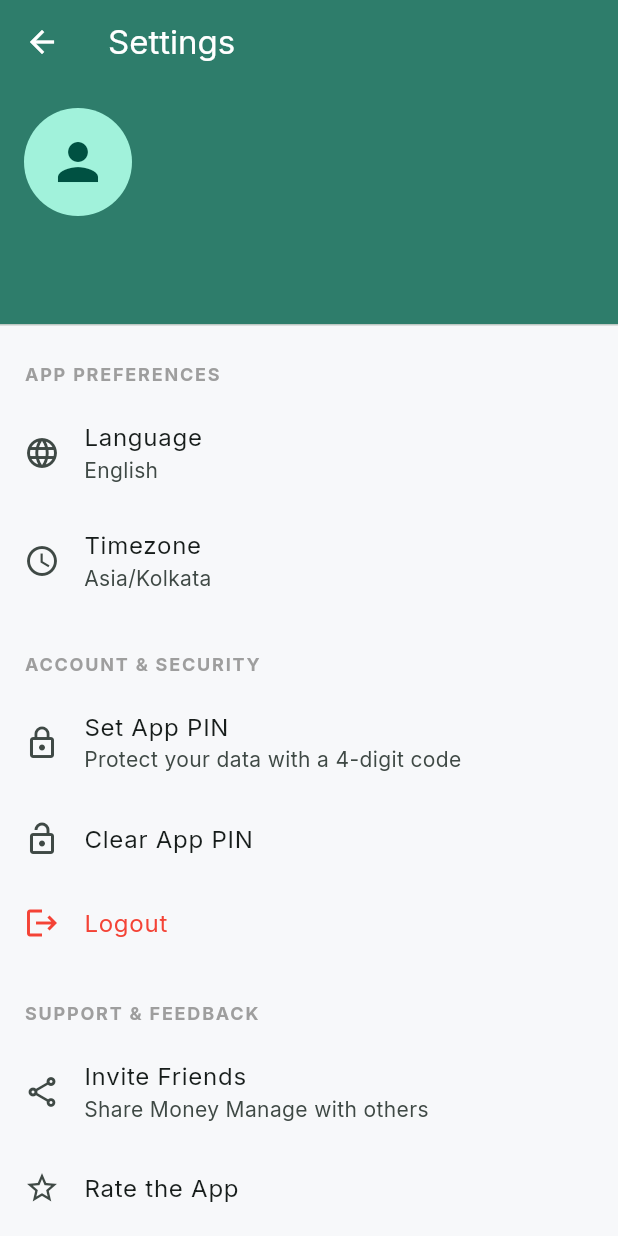
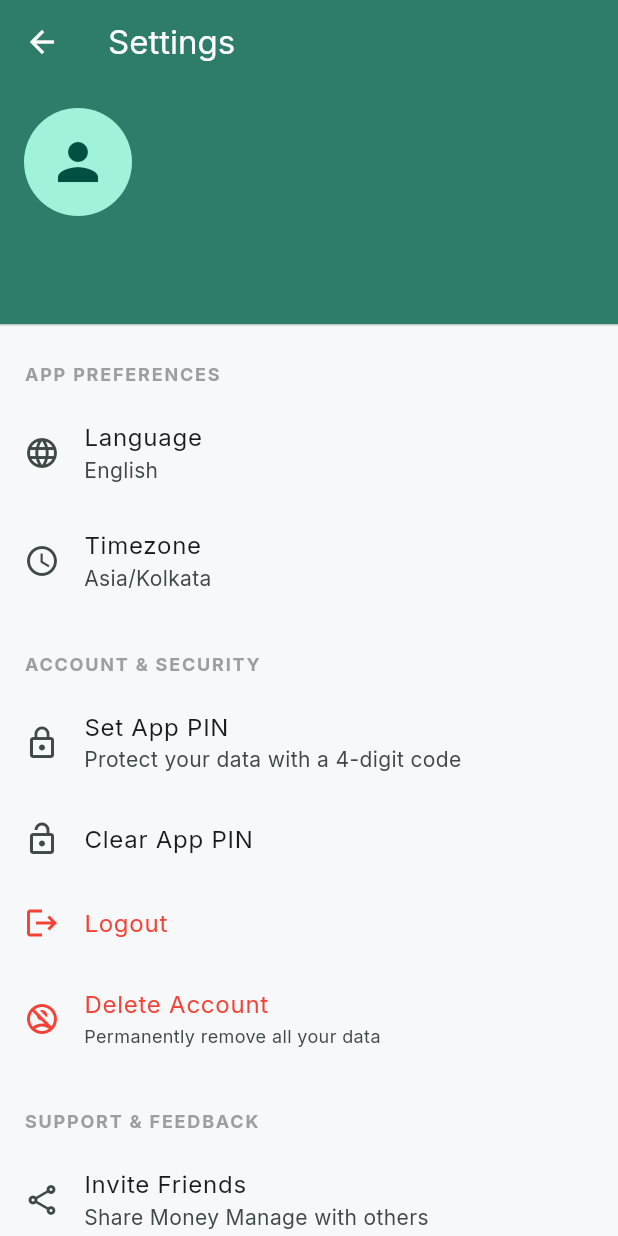
Before and after one commit to mk-ooo1/apphub-files, a Flutter app: the screen it shows once a user with an empty profile is signed in, after a tap on the "settings" icon, on a phone screen of 412 x 824 dp. Run offline on Flutter 3.47's test engine with Material 3 defaults, Android fonts, the light colour scheme and no system bars; our stand-ins replace cloud_firestore, firebase_auth, firebase_core, fl_chart, flutter_local_notifications, google_fonts and 7 more; accounts and stored records are empty.

Commit message:
delete account and some improve in search

```diff
--- a/lib/l10n/app_en.arb
+++ b/lib/l10n/app_en.arb
@@ -87,6 +87,7 @@
   "bankBalance": "Bank Balance",
   "liveBankBalance": "Live Bank Balance",
   "allTransactions": "All Transactions",
+  "all": "All",
   "updateBaseBalance": "Update Base Balance",
   "initialBankAmount": "Initial Bank Amount",
   "enterAmount": "Enter amount",
@@ -106,5 +107,9 @@
   "deleteTransaction": "Delete transaction?",
   "deleteTransactionWarning": "Are you sure you want to delete this transaction? This cannot be undone.",
   "clearPin": "Clear App PIN?",
-  "clearPinWarning": "Are you sure you want to remove the App PIN security?"
+  "clearPinWarning": "Are you sure you want to remove the App PIN security?",
+  "deleteAccount": "Delete Account",
+  "deleteAccountWarning": "This will permanently delete your account and all your data including contacts and transactions. This action cannot be undone.",
+  "recentLoginRequired": "For security, please logout and log back in before deleting your account.",
+  "accountDeleted": "Account and data deleted successfully."
 }
--- a/lib/l10n/app_localizations.dart
+++ b/lib/l10n/app_localizations.dart
@@ -580,6 +580,12 @@ abstract class AppLocalizations {
   /// **'All Transactions'**
   String get allTransactions;
 
+  /// No description provided for @all.
+  ///
+  /// In en, this message translates to:
+  /// **'All'**
+  String get all;
+
   /// No description provided for @updateBaseBalance.
   ///
   /// In en, this message translates to:
@@ -657,6 +663,30 @@ abstract class AppLocalizations {
   /// In en, this message translates to:
   /// **'Are you sure you want to remove the App PIN security?'**
   String get clearPinWarning;
+
+  /// No description provided for @deleteAccount.
+  ///
+  /// In en, this message translates to:
+  /// **'Delete Account'**
+  String get deleteAccount;
+
+  /// No description provided for @deleteAccountWarning.
+  ///
+  /// In en, this message translates to:
+  /// **'This will permanently delete your account and all your data including contacts and transactions. This action cannot be undone.'**
+  String get deleteAccountWarning;
+
+  /// No description provided for @recentLoginRequired.
+  ///
+  /// In en, this message translates to:
+  /// **'For security, please logout and log back in before deleting your account.'**
+  String get recentLoginRequired;
+
+  /// No description provided for @accountDeleted.
+  ///
+  /// In en, this message translates to:
+  /// **'Account and data deleted successfully.'**
+  String get accountDeleted;
 }
 
 class _AppLocalizationsDelegate
--- a/lib/l10n/app_localizations_en.dart
+++ b/lib/l10n/app_localizations_en.dart
@@ -252,6 +252,9 @@ class AppLocalizationsEn extends AppLocalizations {
   String get allTransactions => 'All Transactions';
 
   @override
+  String get all => 'All';
+
+  @override
   String get updateBaseBalance => 'Update Base Balance';
 
   @override
@@ -293,4 +296,18 @@ class AppLocalizationsEn extends AppLocalizations {
   @override
   String get clearPinWarning =>
       'Are you sure you want to remove the App PIN security?';
+
+  @override
+  String get deleteAccount => 'Delete Account';
+
+  @override
+  String get deleteAccountWarning =>
+      'This will permanently delete your account and all your data including contacts and transactions. This action cannot be undone.';
+
+  @override
+  String get recentLoginRequired =>
+      'For security, please logout and log back in before deleting your account.';
+
+  @override
+  String get accountDeleted => 'Account and data deleted successfully.';
 }
--- a/lib/screens/legal_screen.dart
+++ b/lib/screens/legal_screen.dart
@@ -47,7 +47,8 @@ Your data is stored securely in Firebase (Google Cloud). We use industry-standar
 We use Google Sign-In and Firebase for authentication and data storage. These services have their own privacy policies.
 
 6. Your Rights
-You can delete your data by deleting transactions or contacts within the app. If you wish to delete your entire account, please contact us.
+- Data Access: You can view all your transactions and contacts within the app.
+- Data Deletion: You can delete individual transactions or contacts. You can also delete your entire account and all associated data via the "Delete Account" option in Settings. This process is permanent and wipes all records from our servers.
 
 7. Changes to This Policy
 We may update our Privacy Policy from time to time. We will notify you of any changes by posting the new Privacy Policy in the app.
--- a/lib/services/ledger_service.dart
+++ b/lib/services/ledger_service.dart
@@ -56,6 +56,27 @@ class LedgerService {
   Future<void> updateTransaction(LedgerTransaction t) => _txns.doc(t.id).update(t.toMap());
 
   Future<void> deleteTransaction(String id) => _txns.doc(id).delete();
+
+  Future<void> deleteAllUserData() async {
+    final batch = _db.batch();
+
+    // 1. Delete all contacts
+    final contactDocs = await _contacts.get();
+    for (final doc in contactDocs.docs) {
+      batch.delete(doc.reference);
+    }
+
+    // 2. Delete all transactions
+    final txnDocs = await _txns.get();
+    for (final doc in txnDocs.docs) {
+      batch.delete(doc.reference);
+    }
+
+    // 3. Delete user root document
+    batch.delete(_db.collection('users').doc(_uid));
+
+    await batch.commit();
+  }
 
   Stream<List<LedgerTransaction>> watchTransactionsForContact(String contactId) {
     return _txns.where('contactId', isEqualTo: contactId).snapshots().map((snap) {
```
Also changed, not shown: lib/l10n/app_hi.arb (+6 -1 lines), lib/l10n/app_localizations_hi.dart (+17 -0 lines), lib/l10n/app_localizations_mr.dart (+17 -0 lines), lib/l10n/app_mr.arb (+6 -1 lines), lib/screens/contact_detail_screen.dart (+29 -1 lines), lib/screens/dashboard_screen.dart (+22 -1 lines), lib/screens/settings_screen.dart (+61 -0 lines), 3 other files.
